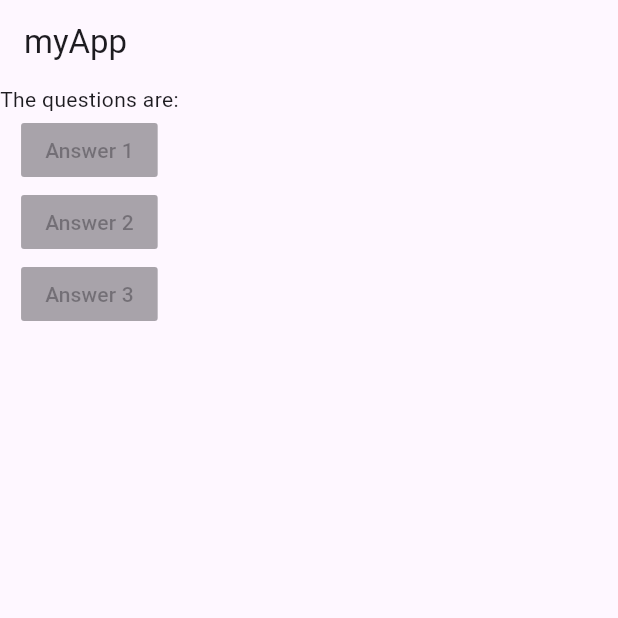
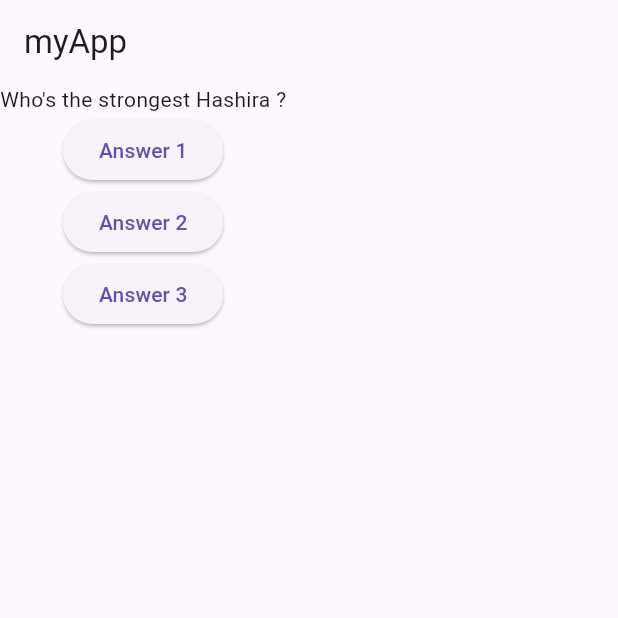
Before and after one commit to flexxy-07/Fluttering, a Flutter app: the screen it shows after launch, on a phone screen of 412 x 824 dp, the top half of it. Run offline on Flutter 3.47's test engine with Material 3 defaults, Android fonts, the phone set to English and light mode, and no system bars.

```diff
--- a/lib/main.dart
+++ b/lib/main.dart
@@ -2,7 +2,24 @@ import 'package:flutter/material.dart';
 
 void main() => runApp(MyApp());
 
-class MyApp extends StatelessWidget {
+class MyApp extends StatefulWidget {
+   @override
+  State<StatefulWidget> createState() {
+     return _MyAppState();
+  }
+}
+
+class _MyAppState extends State<MyApp>{
+  var _questionIndex = 0;
+  void _answerQuestion(){
+    setState((){
+      if(_questionIndex < 2){
+        _questionIndex++;
+      }else{
+        _questionIndex = 0;
+      }
+    });
+  }
   @override
   Widget build(BuildContext context) {
     var questions = [
@@ -10,18 +27,20 @@ class MyApp extends StatelessWidget {
       'Who killed UpperMoon 3',
       'Who will fight upperMoon 1 ?',
     ];
+
     return MaterialApp(
       home: Scaffold(
         appBar: AppBar(title: Text('myApp')),
         body: Column(
           children: <Widget>[
-            Text('The questions are:'),
-            RaisedButton(child: Text("Answer 1"), onPressed: null),
-            RaisedButton(child: Text("Answer 2"), onPressed: null),
-            RaisedButton(child: Text("Answer 3"), onPressed: null),
+            Text(questions[_questionIndex]),
+            ElevatedButton(child: Text("Answer 1"), onPressed: () => _answerQuestion()),
+            ElevatedButton(child: Text("Answer 2"), onPressed: () => _answerQuestion()),
+            ElevatedButton(child: Text("Answer 3"), onPressed: () => _answerQuestion()),
           ],
         ),
       ),
     );
   }
+
 }
```
